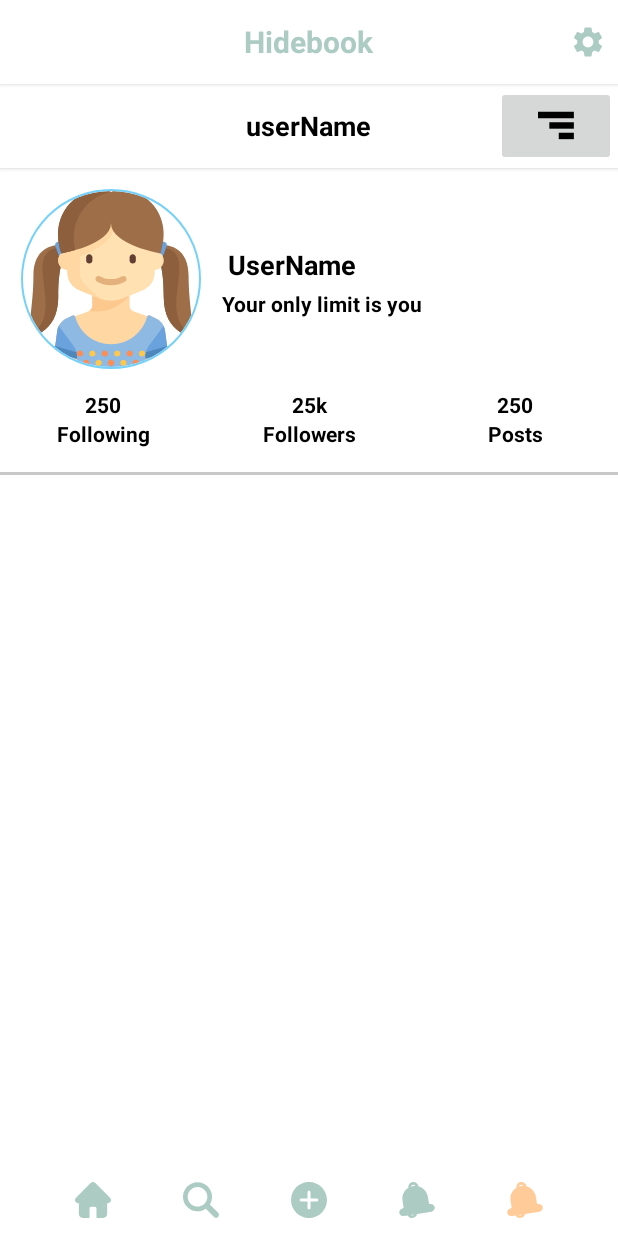
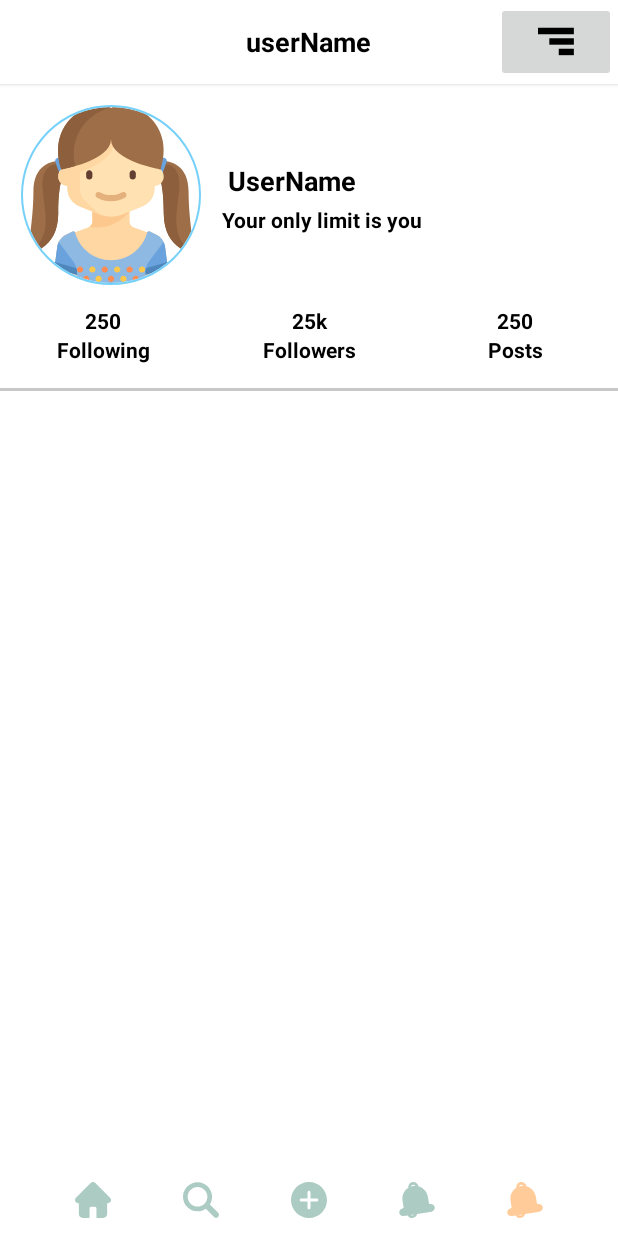
Before and after one commit to Dqlinh0802/LTDD_CS81_Nhom7, an Android app: the screen it shows after launch once a user with an empty profile is signed in (MainActivity), item 5 of the bottom bar chosen, on a phone screen of 412 x 824 dp. Run offline under Robolectric (Android 15) with nearby library versions, the phone set to English and light mode, and no system bars; our stand-ins replace CircleImageView, Firebase (no records; nobody signed in at launch, a user with empty details on screens opened directly).

Commit message:
fix toolbar profile, update

```diff
--- a/Hidebook/app/src/main/java/com/example/hidebook/MainActivity.java
+++ b/Hidebook/app/src/main/java/com/example/hidebook/MainActivity.java
@@ -20,7 +20,7 @@ import com.google.android.material.tabs.TabLayout;
 public class MainActivity extends AppCompatActivity {
 
     private TabLayout tabLayout;
-    private ImageButton settingBT;
+
 
     private ViewPager viewPager;
 
@@ -38,32 +38,20 @@ public class MainActivity extends AppCompatActivity {
         init();
         //Add icon
         addTabs();
-        //Test log out
-        clickListener();
+
 
     }
 
     private void init(){
-        Toolbar toolbar = findViewById(R.id.toolbar);
-        setSupportActionBar(toolbar);
+//        Toolbar toolbar = findViewById(R.id.toolbar);
+//        setSupportActionBar(toolbar);
 
 
-        settingBT = findViewById(R.id.ib_setting);
         viewPager = findViewById(R.id.viewPager);
         tabLayout = findViewById(R.id.tabLayout);
 
     }
 
-    private void clickListener(){
-        settingBT.setOnClickListener(new View.OnClickListener() {
-            @Override
-            public void onClick(View v) {
-                    startActivity(new Intent(MainActivity.this, ReplacerActivity.class));
-                    //Go back to home page
-                    finish();
-                }
-            });
-    }
 
     private void addTabs(){
         //
--- a/Hidebook/app/src/main/java/com/example/hidebook/fragment/Home.java
+++ b/Hidebook/app/src/main/java/com/example/hidebook/fragment/Home.java
@@ -1,10 +1,15 @@
 package com.example.hidebook.fragment;
 
+import android.content.Intent;
 import android.os.Bundle;
 
 import androidx.annotation.NonNull;
 import androidx.annotation.Nullable;
+import androidx.appcompat.app.AppCompatActivity;
+import androidx.appcompat.widget.Toolbar;
 import androidx.fragment.app.Fragment;
+import androidx.fragment.app.FragmentManager;
+import androidx.fragment.app.FragmentTransaction;
 import androidx.recyclerview.widget.LinearLayoutManager;
 import androidx.recyclerview.widget.RecyclerView;
 
@@ -12,8 +17,12 @@ import android.util.Log;
 import android.view.LayoutInflater;
 import android.view.View;
 import android.view.ViewGroup;
+import android.widget.ImageButton;
+import android.widget.RelativeLayout;
 
+import com.example.hidebook.MainActivity;
 import com.example.hidebook.R;
+import com.example.hidebook.ReplacerActivity;
 import com.example.hidebook.adapter.HomeAdapter;
 import com.example.hidebook.model.HomeModel;
 import com.google.firebase.auth.FirebaseAuth;
@@ -37,12 +46,23 @@ public class Home extends Fragment {
     HomeAdapter adapter;
     private List<HomeModel> list;
 
+
     //Linh
     private FirebaseUser user;
     DocumentReference reference;
+    private ImageButton settingBT;
 
     public Home() {
         // Required empty public constructor
+    }
+
+    private void clickListener(){
+        settingBT.setOnClickListener(new View.OnClickListener() {
+            @Override
+            public void onClick(View v) {
+                //
+            }
+        });
     }
 
 
@@ -53,6 +73,7 @@ public class Home extends Fragment {
         // Inflate the layout for this fragment
         return inflater.inflate(R.layout.fragment_home, container, false);
     }
+
 
     @Override
     public void onViewCreated(@NonNull View view, @Nullable Bundle savedInstanceState) {
@@ -69,12 +90,20 @@ public class Home extends Fragment {
 
         //Linh
         loadDataFromFirestore();
+
+        //Test log out
+        clickListener();
     }
     private void init(View view){
+        Toolbar toolbar = view.findViewById(R.id.toolbar);
+        if(getActivity() != null)
+            ((AppCompatActivity) getActivity()).setSupportActionBar(toolbar);
+
         recyclerView = view.findViewById(R.id.recyclerView);
         recyclerView.setHasFixedSize(true);
         recyclerView.setLayoutManager(new LinearLayoutManager(getContext()));
 
+        settingBT = view.findViewById(R.id.ib_setting);
 
         //Linh
         FirebaseAuth auth = FirebaseAuth.getInstance();
--- a/Hidebook/app/src/main/res/layout-v21/activity_main.xml
+++ b/Hidebook/app/src/main/res/layout-v21/activity_main.xml
@@ -9,52 +9,13 @@
     tools:context=".MainActivity"
    >
 
-    <androidx.appcompat.widget.Toolbar
-        android:id="@+id/toolbar"
 
-        android:layout_width="match_parent"
-        android:layout_height="?attr/actionBarSize"
-        android:layout_alignParentTop="true"
-        android:elevation="2dp"
-        android:background="@color/white"
-        app:contentInsetStart="0dp"
-        app:contentInsetEnd="0dp">
-
-        <RelativeLayout
-            android:layout_width="match_parent"
-            android:layout_height="match_parent">
-
-            <TextView
-                android:layout_width="wrap_content"
-                android:layout_height="wrap_content"
-                android:layout_centerHorizontal="true"
-                android:layout_centerVertical="true"
-                android:text="@string/app_name"
-                android:textSize="20dp"
-                android:textColor="@color/background"
-                android:textStyle="bold"
-                />
-
-            <ImageButton
-                android:id="@+id/ib_setting"
-                android:layout_width="wrap_content"
-                android:layout_height="wrap_content"
-                android:layout_alignParentEnd="true"
-                android:layout_centerVertical="true"
-                android:background="@drawable/ic_setting"
-                android:layout_margin="8dp"/>
-
-
-        </RelativeLayout>
-
-
-    </androidx.appcompat.widget.Toolbar>
 
     <androidx.viewpager.widget.ViewPager
         android:id="@+id/viewPager"
         android:layout_width="match_parent"
         android:layout_height="match_parent"
-        android:layout_below="@+id/toolbar"
+
         android:layout_above="@id/tabLayout"
         />
     <com.google.android.material.tabs.TabLayout
```
Also changed, not shown: Hidebook/app/src/main/java/com/example/hidebook/fragment/Profile.java (+4 -7 lines), Hidebook/app/src/main/res/layout/fragment_home.xml (+45 -2 lines).
